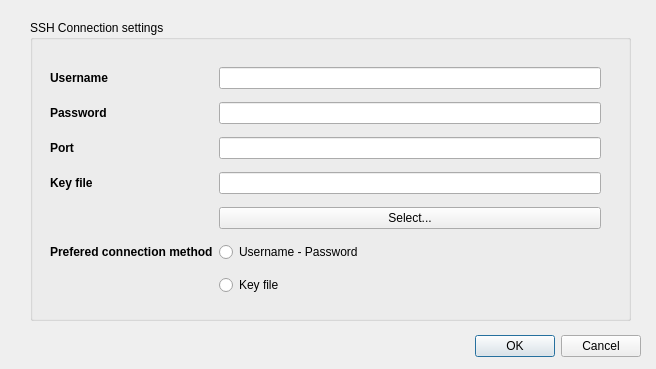
Before: the Qt Designer form src/MonitoringProcesses/view/ManageClusterWindow.ui in jmabuin/CPM, drawn with Qt 5.
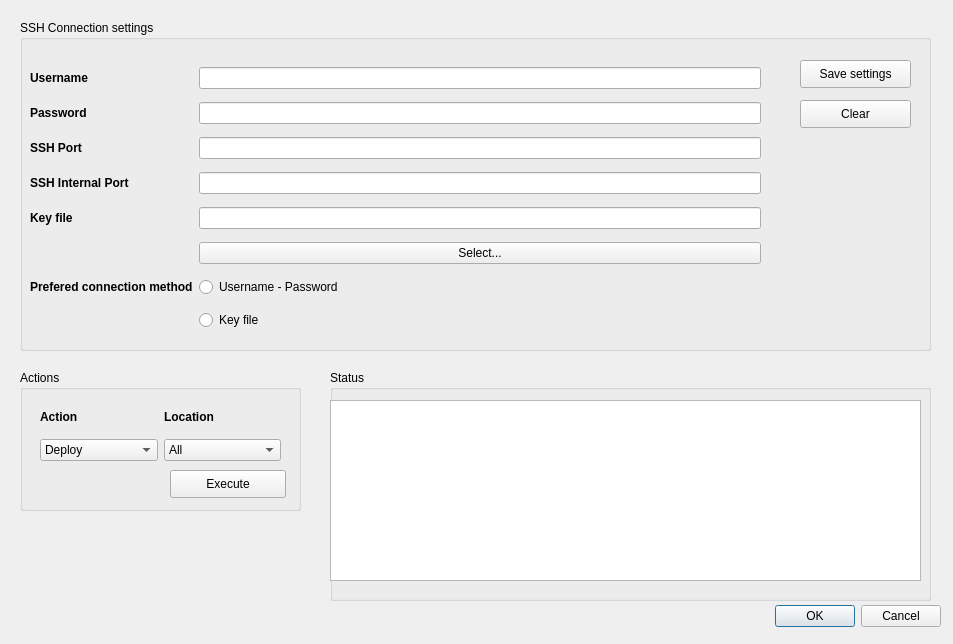
After: the same form once the commit is applied.

Commit message: Added feeature to manage daemons in cluster from the graphic interface

Patch:
```diff
--- a/src/MonitoringProcesses/view/ManageClusterWindow.ui
+++ b/src/MonitoringProcesses/view/ManageClusterWindow.ui
@@ -6,8 +6,8 @@
    <rect>
     <x>0</x>
     <y>0</y>
-    <width>656</width>
-    <height>369</height>
+    <width>953</width>
+    <height>644</height>
    </rect>
   </property>
   <property name="windowTitle">
@@ -16,8 +16,8 @@
   <widget class="QDialogButtonBox" name="buttonBox">
    <property name="geometry">
     <rect>
-     <x>300</x>
-     <y>330</y>
+     <x>600</x>
+     <y>600</y>
      <width>341</width>
      <height>32</height>
     </rect>
@@ -32,10 +32,10 @@
   <widget class="QGroupBox" name="groupBox_SSHSettings">
    <property name="geometry">
     <rect>
-     <x>30</x>
+     <x>20</x>
      <y>20</y>
-     <width>601</width>
-     <height>301</height>
+     <width>911</width>
+     <height>331</height>
     </rect>
    </property>
    <property name="title">
@@ -44,21 +44,21 @@
    <widget class="QWidget" name="gridLayoutWidget">
     <property name="geometry">
      <rect>
-      <x>20</x>
+      <x>10</x>
       <y>40</y>
-      <width>551</width>
-      <height>244</height>
+      <width>731</width>
+      <height>282</height>
      </rect>
     </property>
     <layout class="QGridLayout" name="gridLayout">
-     <item row="5" column="1">
+     <item row="6" column="1">
       <widget class="QRadioButton" name="radioButton_userpass">
        <property name="text">
         <string>Username - Password</string>
        </property>
       </widget>
      </item>
-     <item row="3" column="0">
+     <item row="4" column="0">
       <widget class="QLabel" name="Label_KeyFile">
        <property name="font">
         <font>
@@ -71,14 +71,14 @@
        </property>
       </widget>
      </item>
-     <item row="4" column="1">
+     <item row="5" column="1">
       <widget class="QPushButton" name="pushButton_KeyFile">
        <property name="text">
         <string>Select...</string>
        </property>
       </widget>
      </item>
-     <item row="5" column="0">
+     <item row="6" column="0">
       <widget class="QLabel" name="Label_ConnectionMethod">
        <property name="font">
         <font>
@@ -146,7 +146,7 @@
         </font>
        </property>
        <property name="text">
-        <string>Port</string>
+        <string>SSH Port</string>
        </property>
       </widget>
      </item>
@@ -163,7 +163,7 @@
        </property>
       </widget>
      </item>
-     <item row="3" column="1">
+     <item row="4" column="1">
       <widget class="QLineEdit" name="LineEdit_KeyFile">
        <property name="font">
         <font>
@@ -173,14 +173,197 @@
        </property>
       </widget>
      </item>
-     <item row="6" column="1">
+     <item row="7" column="1">
       <widget class="QRadioButton" name="radioButton_keyfile">
        <property name="text">
         <string>Key file</string>
        </property>
       </widget>
      </item>
+     <item row="3" column="0">
+      <widget class="QLabel" name="Label_SSHInternal_Port">
+       <property name="font">
+        <font>
+         <weight>75</weight>
+         <bold>true</bold>
+        </font>
+       </property>
+       <property name="text">
+        <string>SSH Internal Port</string>
+       </property>
+      </widget>
+     </item>
+     <item row="3" column="1">
+      <widget class="QLineEdit" name="LineEdit_SSH_Internal_Port"/>
+     </item>
     </layout>
+   </widget>
+   <widget class="QPushButton" name="pushButton_SaveSettings">
+    <property name="geometry">
+     <rect>
+      <x>780</x>
+      <y>40</y>
+      <width>111</width>
+      <height>28</height>
+     </rect>
+    </property>
+    <property name="text">
+     <string>Save settings</string>
+    </property>
+   </widget>
+   <widget class="QPushButton" name="pushButton_ClearSettings">
+    <property name="geometry">
+     <rect>
+      <x>780</x>
+      <y>80</y>
+      <width>111</width>
+      <height>28</height>
+     </rect>
+    </property>
+    <property name="text">
+     <string>Clear</string>
+    </property>
+   </widget>
+  </widget>
+  <widget class="QGroupBox" name="groupBox_Actions">
+   <property name="geometry">
+    <rect>
+     <x>20</x>
+     <y>370</y>
+     <width>281</width>
+     <height>141</height>
+    </rect>
+   </property>
+   <property name="title">
+    <string>Actions</string>
+   </property>
+   <widget class="QWidget" name="gridLayoutWidget_2">
+    <property name="geometry">
+     <rect>
+      <x>20</x>
+      <y>30</y>
+      <width>241</width>
+      <height>61</height>
+     </rect>
+    </property>
+    <layout class="QGridLayout" name="gridLayout_Deploy">
+     <item row="1" column="1">
+      <widget class="QComboBox" name="comboBox_Locations">
+       <item>
+        <property name="text">
+         <string>All</string>
+        </property>
+       </item>
+       <item>
+        <property name="text">
+         <string>Master</string>
+        </property>
+       </item>
+       <item>
+        <property name="text">
+         <string>Agents</string>
+        </property>
+       </item>
+      </widget>
+     </item>
+     <item row="0" column="0">
+      <widget class="QLabel" name="Label_Action">
+       <property name="font">
+        <font>
+         <weight>75</weight>
+         <bold>true</bold>
+        </font>
+       </property>
+       <property name="text">
+        <string>Action</string>
+       </property>
+      </widget>
+     </item>
+     <item row="0" column="1">
+      <widget class="QLabel" name="Label_Location">
+       <property name="font">
+        <font>
+         <weight>75</weight>
+         <bold>true</bold>
+        </font>
+       </property>
+       <property name="text">
+        <string>Location</string>
+       </property>
+      </widget>
+     </item>
+     <item row="1" column="0">
+      <widget class="QComboBox" name="comboBox_Actions">
+       <item>
+        <property name="text">
+         <string>Deploy</string>
+        </property>
+       </item>
+       <item>
+        <property name="text">
+         <string>Run</string>
+        </property>
+       </item>
+       <item>
+        <property name="text">
+         <string>Stop</string>
+        </property>
+       </item>
+       <item>
+        <property name="text">
+         <string>Check</string>
+        </property>
+       </item>
+      </widget>
+     </item>
+    </layout>
+   </widget>
+   <widget class="QPushButton" name="pushButton_Execute">
+    <property name="geometry">
+     <rect>
+      <x>150</x>
+      <y>100</y>
+      <width>116</width>
+      <height>28</height>
+     </rect>
+    </property>
+    <property name="text">
+     <string>Execute</string>
+    </property>
+   </widget>
+  </widget>
+  <widget class="QGroupBox" name="groupBox_Status">
+   <property name="geometry">
+    <rect>
+     <x>330</x>
+     <y>370</y>
+     <width>601</width>
+     <height>231</height>
+    </rect>
+   </property>
+   <property name="title">
+    <string>Status</string>
+   </property>
+   <widget class="QPlainTextEdit" name="plainTextEdit_MasterOutput">
+    <property name="enabled">
+     <bool>true</bool>
+    </property>
+    <property name="geometry">
+     <rect>
+      <x>0</x>
+      <y>30</y>
+      <width>591</width>
+      <height>181</height>
+     </rect>
+    </property>
+    <property name="font">
+     <font>
+      <pointsize>10</pointsize>
+     </font>
+    </property>
+    <property name="readOnly">
+     <bool>true</bool>
+    </property>
    </widget>
   </widget>
  </widget>
```
Left out of the diff: 11 changed lines with no effect on the pictures. The commit also changes 11 other files.
